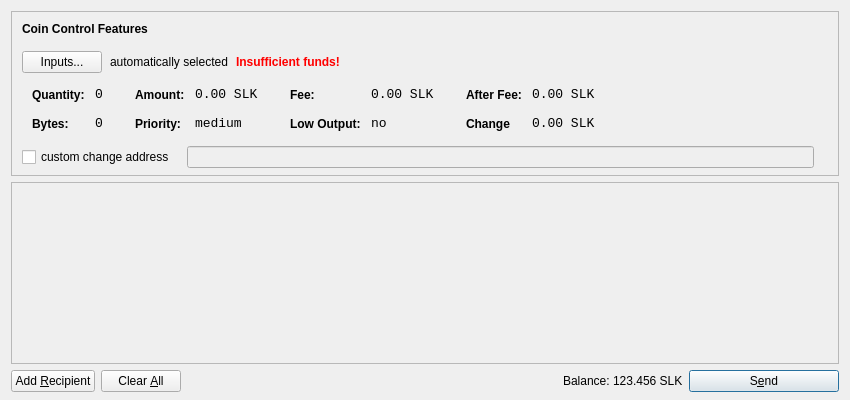
Old version of the form src/qt/forms/sendcoinsdialog.ui in the repository duality-solutions/Sequence.
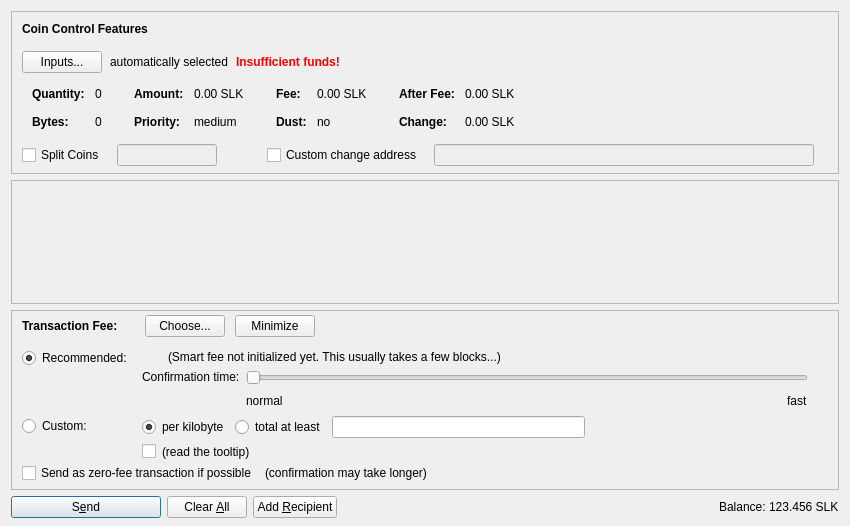
New version of the form. Icons and pictures are not drawn. Custom widgets are drawn as their Qt base class.

Diff of the .ui file:
```diff
--- a/src/qt/forms/sendcoinsdialog.ui
+++ b/src/qt/forms/sendcoinsdialog.ui
@@ -7,13 +7,13 @@
     <x>0</x>
     <y>0</y>
     <width>850</width>
-    <height>400</height>
+    <height>526</height>
    </rect>
   </property>
   <property name="windowTitle">
    <string>Send Coins</string>
   </property>
-  <layout class="QVBoxLayout" name="verticalLayout" stretch="0,1,0">
+  <layout class="QVBoxLayout" name="verticalLayout" stretch="0,1,0,0">
    <property name="bottomMargin">
     <number>8</number>
    </property>
@@ -39,7 +39,7 @@
      </property>
      <layout class="QVBoxLayout" name="verticalLayoutCoinControl2">
       <property name="spacing">
-       <number>6</number>
+       <number>0</number>
       </property>
       <property name="leftMargin">
        <number>0</number>
@@ -215,8 +215,11 @@
                </property>
                <item row="0" column="0">
                 <widget class="QLabel" name="labelCoinControlQuantityText">
-                 <property name="styleSheet">
-                  <string notr="true">font-weight:bold;</string>
+                 <property name="font">
+                  <font>
+                   <weight>75</weight>
+                   <bold>true</bold>
+                  </font>
                  </property>
                  <property name="text">
                   <string>Quantity:</string>
@@ -228,12 +231,6 @@
                </item>
                <item row="0" column="1">
                 <widget class="QLabel" name="labelCoinControlQuantity">
-                 <property name="font">
-                  <font>
-                   <family>Monospace</family>
-                   <pointsize>10</pointsize>
-                  </font>
-                 </property>
                  <property name="cursor">
                   <cursorShape>IBeamCursor</cursorShape>
                  </property>
@@ -253,8 +250,11 @@
                </item>
                <item row="1" column="0">
                 <widget class="QLabel" name="labelCoinControlBytesText">
-                 <property name="styleSheet">
-                  <string notr="true">font-weight:bold;</string>
+                 <property name="font">
+                  <font>
+                   <weight>75</weight>
+                   <bold>true</bold>
+                  </font>
                  </property>
                  <property name="text">
                   <string>Bytes:</string>
@@ -263,12 +263,6 @@
                </item>
                <item row="1" column="1">
                 <widget class="QLabel" name="labelCoinControlBytes">
-                 <property name="font">
-                  <font>
-                   <family>Monospace</family>
-                   <pointsize>10</pointsize>
-                  </font>
-                 </property>
                  <property name="cursor">
                   <cursorShape>IBeamCursor</cursorShape>
                  </property>
@@ -304,8 +298,11 @@
                </property>
                <item row="0" column="0">
                 <widget class="QLabel" name="labelCoinControlAmountText">
-                 <property name="styleSheet">
-                  <string notr="true">font-weight:bold;</string>
+                 <property name="font">
+                  <font>
+                   <weight>75</weight>
+                   <bold>true</bold>
+                  </font>
                  </property>
                  <property name="text">
                   <string>Amount:</string>
@@ -317,12 +314,6 @@
                </item>
                <item row="0" column="1">
                 <widget class="QLabel" name="labelCoinControlAmount">
-                 <property name="font">
-                  <font>
-                   <family>Monospace</family>
-                   <pointsize>10</pointsize>
-                  </font>
-                 </property>
                  <property name="cursor">
                   <cursorShape>IBeamCursor</cursorShape>
                  </property>
@@ -339,8 +330,11 @@
                </item>
                <item row="1" column="0">
                 <widget class="QLabel" name="labelCoinControlPriorityText">
-                 <property name="styleSheet">
-                  <string notr="true">font-weight:bold;</string>
+                 <property name="font">
+                  <font>
+                   <weight>75</weight>
+                   <bold>true</bold>
+                  </font>
                  </property>
                  <property name="text">
                   <string>Priority:</string>
@@ -349,12 +343,6 @@
                </item>
                <item row="1" column="1">
                 <widget class="QLabel" name="labelCoinControlPriority">
-                 <property name="font">
-                  <font>
-                   <family>Monospace</family>
-                   <pointsize>10</pointsize>
-                  </font>
-                 </property>
                  <property name="cursor">
                   <cursorShape>IBeamCursor</cursorShape>
                  </property>
@@ -390,8 +378,11 @@
                </property>
                <item row="0" column="0">
                 <widget class="QLabel" name="labelCoinControlFeeText">
-                 <property name="styleSheet">
-                  <string notr="true">font-weight:bold;</string>
+                 <property name="font">
+                  <font>
+                   <weight>75</weight>
+                   <bold>true</bold>
+                  </font>
                  </property>
                  <property name="text">
                   <string>Fee:</string>
@@ -403,12 +394,6 @@
                </item>
                <item row="0" column="1">
                 <widget class="QLabel" name="labelCoinControlFee">
-                 <property name="font">
-                  <font>
-                   <family>Monospace</family>
-                   <pointsize>10</pointsize>
-                  </font>
-                 </property>
                  <property name="cursor">
                   <cursorShape>IBeamCursor</cursorShape>
                  </property>
@@ -425,22 +410,19 @@
                </item>
                <item row="1" column="0">
                 <widget class="QLabel" name="labelCoinControlLowOutputText">
-                 <property name="styleSheet">
-                  <string notr="true">font-weight:bold;</string>
+                 <property name="font">
+                  <font>
+                   <weight>75</weight>
+                   <bold>true</bold>
+                  </font>
                  </property>
                  <property name="text">
-                  <string>Low Output:</string>
+                  <string>Dust:</string>
                  </property>
                 </widget>
                </item>
                <item row="1" column="1">
                 <widget class="QLabel" name="labelCoinControlLowOutput">
-                 <property name="font">
-                  <font>
-                   <family>Monospace</family>
-                   <pointsize>10</pointsize>
-                  </font>
-                 </property>
                  <property name="cursor">
                   <cursorShape>IBeamCursor</cursorShape>
                  </property>
@@ -476,8 +458,11 @@
                </property>
                <item row="0" column="0">
                 <widget class="QLabel" name="labelCoinControlAfterFeeText">
-                 <property name="styleSheet">
-                  <string notr="true">font-weight:bold;</string>
+                 <property name="font">
+                  <font>
+                   <weight>75</weight>
+                   <bold>true</bold>
+                  </font>
                  </property>
                  <property name="text">
                   <string>After Fee:</string>
@@ -489,12 +474,6 @@
                </item>
                <item row="0" column="1">
                 <widget class="QLabel" name="labelCoinControlAfterFee">
-                 <property name="font">
-                  <font>
-                   <family>Monospace</family>
-                   <pointsize>10</pointsize>
-                  </font>
-                 </property>
                  <property name="cursor">
                   <cursorShape>IBeamCursor</cursorShape>
                  </property>
@@ -511,22 +490,19 @@
                </item>
                <item row="1" column="0">
                 <widget class="QLabel" name="labelCoinControlChangeText">
-                 <property name="styleSheet">
-                  <string notr="true">font-weight:bold;</string>
+                 <property name="font">
+                  <font>
+                   <weight>75</weight>
+                   <bold>true</bold>
+                  </font>
                  </property>
                  <property name="text">
-                  <string>Change</string>
+                  <string>Change:</string>
                  </property>
                 </widget>
                </item>
                <item row="1" column="1">
                 <widget class="QLabel" name="labelCoinControlChange">
-                 <property name="font">
-                  <font>
-                   <family>Monospace</family>
-                   <pointsize>10</pointsize>
-                  </font>
-                 </property>
                  <property name="cursor">
                   <cursorShape>IBeamCursor</cursorShape>
                  </property>
@@ -562,10 +538,50 @@
           <property name="rightMargin">
            <number>5</number>
           </property>
+          <item>
+            <widget class="QCheckBox" name="splitBlockCheckBox">
+            <property name="text">
+             <string>Split Coins</string>
+            </property>
+           </widget>
+          </item>
+          <item>
+           <widget class="QLineEdit" name="splitBlockLineEdit">
+            <property name="enabled">
+             <bool>false</bool>
+            </property>
+             <property name="sizePolicy">
+             <sizepolicy hsizetype="Fixed" vsizetype="Fixed">
+              <horstretch>0</horstretch>
+              <verstretch>0</verstretch>
+             </sizepolicy>
+            </property>
+            <property name="maximumSize">
+             <size>
+              <width>100</width>
+              <height>16777215</height>
+             </size>
+            </property>
+           </widget>
+          </item>
+          <item>
+           <widget class="QLabel" name="labelBlockSizeText">
+            <property name="enabled">
+             <bool>false</bool>
+            </property>
+           </widget>
+          </item>
+          <item>
+           <widget class="QLabel" name="labelBlockSize">
+            <property name="enabled">
+             <bool>false</bool>
+            </property>
+           </widget>
+          </item>
           <item>
            <widget class="QCheckBox" name="checkBoxCoinControlChange">
             <property name="text">
-             <string>custom change address</string>
+             <string>Custom change address</string>
             </property>
            </widget>
           </item>
@@ -635,10 +651,10 @@
         <x>0</x>
         <y>0</y>
         <width>830</width>
-        <height>152</height>
+        <height>68</height>
        </rect>
       </property>
-      <layout class="QVBoxLayout" name="verticalLayout_2">
+      <layout class="QVBoxLayout" name="verticalLayout_2" stretch="0,1">
        <property name="leftMargin">
         <number>0</number>
        </property>
@@ -675,19 +691,616 @@
      </widget>
     </widget>
    </item>
+   <item>
+    <widget class="QFrame" name="frameFee">
+     <property name="sizePolicy">
+      <sizepolicy hsizetype="Expanding" vsizetype="Expanding">
+       <horstretch>0</horstretch>
+       <verstretch>0</verstretch>
+      </sizepolicy>
+     </property>
+     <property name="maximumSize">
+      <size>
+       <width>16777215</width>
+       <height>16777215</height>
+      </size>
+     </property>
+     <property name="frameShape">
+      <enum>QFrame::StyledPanel</enum>
+     </property>
+     <property name="frameShadow">
+      <enum>QFrame::Sunken</enum>
+     </property>
+     <layout class="QVBoxLayout" name="verticalLayoutFee1">
+      <property name="spacing">
+       <number>0</number>
+      </property>
+      <property name="leftMargin">
+       <number>0</number>
+      </property>
+      <property name="topMargin">
+       <number>0</number>
+      </property>
+      <property name="rightMargin">
+       <number>0</number>
+      </property>
+      <property name="bottomMargin">
+       <number>0</number>
+      </property>
+      <item>
+       <layout class="QVBoxLayout" name="verticalLayoutFee2" stretch="0,0,0">
+        <property name="spacing">
+         <number>0</number>
+        </property>
+        <property name="leftMargin">
+         <number>10</number>
+        </property>
+        <property name="topMargin">
+         <number>0</number>
+        </property>
+        <item>
+         <layout class="QHBoxLayout" name="horizontalLayoutFee1">
+          <property name="bottomMargin">
+           <number>0</number>
+          </property>
+          <item>
+           <layout class="QVBoxLayout" name="verticalLayoutFee7">
+            <property name="spacing">
+             <number>0</number>
+            </property>
+            <item>
+             <spacer name="verticalSpacerSmartFee">
+              <property name="orientation">
+               <enum>Qt::Vertical</enum>
+              </property>
+              <property name="sizeType">
+               <enum>QSizePolicy::Fixed</enum>
+              </property>
+              <property name="sizeHint" stdset="0">
+               <size>
+                <width>1</width>
+                <height>4</height>
+               </size>
+              </property>
+             </spacer>
+            </item>
+            <item>
+             <layout class="QHBoxLayout" name="horizontalLayoutSmartFee">
+              <property name="spacing">
+               <number>10</number>
+              </property>
+              <item>
+               <widget class="QLabel" name="labelFeeHeadline">
+                <property name="sizePolicy">
+                 <sizepolicy hsizetype="Preferred" vsizetype="Maximum">
+                  <horstretch>0</horstretch>
+                  <verstretch>0</verstretch>
+                 </sizepolicy>
+                </property>
+                <property name="font">
+                 <font>
+                  <weight>75</weight>
+                  <bold>true</bold>
+                 </font>
+                </property>
+                <property name="styleSheet">
+                 <string notr="true">font-weight:bold;</string>
+                </property>
+                <property name="text">
+                 <string>Transaction Fee:</string>
+                </property>
+               </widget>
+              </item>
+              <item>
+               <widget class="QLabel" name="labelFeeMinimized">
+                <property name="text">
+                 <string/>
+                </property>
+               </widget>
+              </item>
+              <item>
+               <widget class="QPushButton" name="buttonChooseFee">
+                <property name="text">
+                 <string>Choose...</string>
+                </property>
+               </widget>
+              </item>
+              <item>
+               <widget class="QPushButton" name="buttonMinimizeFee">
+                <property name="toolTip">
+                 <string>collapse fee-settings</string>
+                </property>
+                <property name="text">
+                 <string>Minimize</string>
+                </property>
+               </widget>
+              </item>
+             </layout>
+            </item>
+            <item>
+             <spacer name="verticalSpacer_5">
+              <property name="orientation">
+               <enum>Qt::Vertical</enum>
+              </property>
+              <property name="sizeHint" stdset="0">
+               <size>
+                <width>1</width>
+                <height>1</height>
+               </size>
+              </property>
+             </spacer>
+            </item>
+           </layout>
+          </item>
+          <item>
+           <spacer name="horizontalSpacer_4">
+            <property name="orientation">
+             <enum>Qt::Horizontal</enum>
+            </property>
+            <property name="sizeHint" stdset="0">
+             <size>
+              <width>40</width>
+              <height>20</height>
+             </size>
+            </property>
+           </spacer>
+          </item>
+         </layout>
+        </item>
+        <item>
+         <widget class="QFrame" name="frameFeeSelection">
+          <layout class="QVBoxLayout" name="verticalLayoutFee12">
+           <property name="spacing">
+            <number>0</number>
+           </property>
+           <property name="leftMargin">
+            <number>0</number>
+           </property>
+           <property name="topMargin">
+            <number>0</number>
+           </property>
+           <property name="rightMargin">
+            <number>0</number>
+           </property>
+           <property name="bottomMargin">
+            <number>0</number>
+           </property>
+           <item>
+            <layout class="QGridLayout" name="gridLayoutFee">
+             <property name="topMargin">
+              <number>10</number>
+             </property>
+             <property name="bottomMargin">
+              <number>4</number>
+             </property>
+             <property name="horizontalSpacing">
+              <number>10</number>
+             </property>
+             <property name="verticalSpacing">
+              <number>4</number>
+             </property>
+             <item row="1" column="1">
+              <layout class="QVBoxLayout" name="verticalLayoutFee8">
+               <property name="spacing">
+                <number>6</number>
+               </property>
+               <item>
+                <layout class="QHBoxLayout" name="horizontalLayoutFee13">
+                 <item>
+                  <widget class="QRadioButton" name="radioCustomPerKilobyte">
+                   <property name="toolTip">
+                    <string>If the custom fee is set to 1000 satoshis and the transaction is only 250 bytes, then &quot;per kilobyte&quot; only pays 250 satoshis in fee, while &quot;at least&quot; pays 1000 satoshis. For transactions bigger than a kilobyte both pay by kilobyte.</string>
+                   </property>
+                   <property name="text">
+                    <string>per kilobyte</string>
+                   </property>
+                   <property name="checked">
+                    <bool>true</bool>
+                   </property>
+                   <attribute name="buttonGroup">
+                    <string notr="true">groupCustomFee</string>
+                   </attribute>
+                  </widget>
+                 </item>
+                 <item>
+                  <widget class="QRadioButton" name="radioCustomAtLeast">
+                   <property name="toolTip">
+                    <string>If the custom fee is set to 1000 satoshis and the transaction is only 250 bytes, then &quot;per kilobyte&quot; only pays 250 satoshis in fee, while &quot;total at least&quot; pays 1000 satoshis. For transactions bigger than a kilobyte both pay by kilobyte.</string>
+                   </property>
+                   <property name="text">
+                    <string>total at least</string>
+                   </property>
+                   <attribute name="buttonGroup">
+                    <string notr="true">groupCustomFee</string>
+                   </attribute>
+                  </widget>
+                 </item>
+                 <item>
+                  <widget class="SilkAmountField" name="customFee"/>
+                 </item>
+                 <item>
+                  <spacer name="horizontalSpacer_6">
+                   <property name="orientation">
+                    <enum>Qt::Horizontal</enum>
+                   </property>
+                   <property name="sizeHint" stdset="0">
+                    <size>
+                     <width>1</width>
+                     <height>1</height>
+                    </size>
+                   </property>
+                  </spacer>
+                 </item>
+                </layout>
+               </item>
+               <item>
+                <layout class="QHBoxLayout" name="horizontalLayoutFee8">
+                 <item>
+                  <widget class="QCheckBox" name="checkBoxMinimumFee">
+                   <property name="toolTip">
+                    <string>Paying only the minimum fee is just fine as long as there is less transaction volume than space in the blocks. But be aware that this can end up in a never confirming transaction once there is more demand for silk transactions than the network can process.</string>
+                   </property>
+                   <property name="text">
+                    <string/>
+                   </property>
+                  </widget>
+                 </item>
+                 <item>
+                  <widget class="QLabel" name="labelMinFeeWarning">
+                   <property name="enabled">
+                    <bool>true</bool>
+                   </property>
+                   <property name="toolTip">
+                    <string>Paying only the minimum fee is just fine as long as there is less transaction volume than space in the blocks. But be aware that this can end up in a never confirming transaction once there is more demand for silk transactions than the network can process.</string>
+                   </property>
+                   <property name="text">
+                    <string>(read the tooltip)</string>
+                   </property>
+                   <property name="margin">
+                    <number>5</number>
+                   </property>
+                  </widget>
+                 </item>
+                 <item>
+                  <spacer name="horizontalSpacer_2">
+                   <property name="orientation">
+                    <enum>Qt::Horizontal</enum>
+                   </property>
+                   <property name="sizeHint" stdset="0">
+                    <size>
+                     <width>1</width>
+                     <height>1</height>
+                    </size>
+                   </property>
+                  </spacer>
+                 </item>
+                </layout>
+               </item>
+              </layout>
+             </item>
+             <item row="0" column="0">
+              <layout class="QVBoxLayout" name="verticalLayoutFee4" stretch="0,1">
+               <item>
+                <widget class="QRadioButton" name="radioSmartFee">
+                 <property name="text">
+                  <string>Recommended:</string>
+                 </property>
+                 <property name="checked">
+                  <bool>true</bool>
+                 </property>
+                 <attribute name="buttonGroup">
+                  <string notr="true">groupFee</string>
+                 </attribute>
+                </widget>
+               </item>
+               <item>
+                <spacer name="verticalSpacer_2">
+                 <property name="orientation">
+                  <enum>Qt::Vertical</enum>
+                 </property>
+                 <property name="sizeHint" stdset="0">
+                  <size>
+                   <width>1</width>
+                   <height>1</height>
+                  </size>
+                 </property>
+                </spacer>
+               </item>
+              </layout>
+             </item>
+             <item row="1" column="0">
+              <layout class="QVBoxLayout" name="verticalLayoutFee9" stretch="0,1">
+               <item>
+                <widget class="QRadioButton" name="radioCustomFee">
+                 <property name="text">
+                  <string>Custom:</string>
+                 </property>
+                 <attribute name="buttonGroup">
+                  <string notr="true">groupFee</string>
+                 </attribute>
+                </widget>
+               </item>
+               <item>
+                <spacer name="verticalSpacer_6">
+                 <property name="orientation">
+                  <enum>Qt::Vertical</enum>
+                 </property>
+                 <property name="sizeHint" stdset="0">
+                  <size>
+                   <width>1</width>
+                   <height>1</height>
+                  </size>
+                 </property>
+                </spacer>
+               </item>
+              </layout>
+             </item>
+             <item row="0" column="1">
+              <layout class="QVBoxLayout" name="verticalLayoutFee3" stretch="0,0,1">
+               <property name="spacing">
+                <number>6</number>
+               </property>
+               <property name="topMargin">
+                <number>2</number>
+               </property>
+               <item>
+                <layout class="QHBoxLayout" name="horizontalLayoutFee12">
+                 <item>
+                  <widget class="QLabel" name="labelSmartFee">
+                   <property name="text">
+                    <string/>
+                   </property>
+                   <property name="margin">
+                    <number>2</number>
+                   </property>
+                  </widget>
+                 </item>
+                 <item>
+                  <widget class="QLabel" name="labelFeeEstimation">
+                   <property name="text">
+                    <string/>
+                   </property>
+                  </widget>
+                 </item>
+                 <item>
+                  <widget class="QLabel" name="labelSmartFee2">
+                   <property name="text">
+                    <string>(Smart fee not initialized yet. This usually takes a few blocks...)</string>
+                   </property>
+                   <property name="margin">
+                    <number>2</number>
+                   </property>
+                  </widget>
+                 </item>
+                 <item>
+                  <spacer name="horizontalSpacer_5">
+                   <property name="orientation">
+                    <enum>Qt::Horizontal</enum>
+                   </property>
+                   <property name="sizeHint" stdset="0">
+                    <size>
+                     <width>1</width>
+                     <height>1</height>
+                    </size>
+                   </property>
+                  </spacer>
+                 </item>
+                </layout>
+               </item>
+               <item>
+                <layout class="QHBoxLayout" name="horizontalLayoutFee9">
+                 <item>
+                  <layout class="QVBoxLayout" name="verticalLayoutFee6">
+                   <item>
+                    <widget class="QLabel" name="labelSmartFee3">
+                     <property name="text">
+                      <string>Confirmation time:</string>
+                     </property>
+                     <property name="margin">
+                      <number>2</number>
+                     </property>
+                    </widget>
+                   </item>
+                   <item>
+                    <spacer name="verticalSpacer_3">
+                     <property name="orientation">
+                      <enum>Qt::Vertical</enum>
+                     </property>
+                     <property name="sizeHint" stdset="0">
+                      <size>
+                       <width>1</width>
+                       <height>1</height>
+                      </size>
+                     </property>
+                    </spacer>
+                   </item>
+                  </layout>
+                 </item>
+                 <item>
+                  <layout class="QVBoxLayout" name="verticalLayoutFee5">
+                   <property name="rightMargin">
+                    <number>30</number>
+                   </property>
+                   <item>
+                    <widget class="QSlider" name="sliderSmartFee">
+                     <property name="minimum">
+                      <number>0</number>
+                     </property>
+                     <property name="maximum">
+                      <number>24</number>
+                     </property>
+                     <property name="pageStep">
+                      <number>1</number>
+                     </property>
+                     <property name="value">
+                      <number>0</number>
+                     </property>
+                     <property name="orientation">
+                      <enum>Qt::Horizontal</enum>
+                     </property>
+                     <property name="invertedAppearance">
+                      <bool>false</bool>
+                     </property>
+                     <property name="invertedControls">
+                      <bool>false</bool>
+                     </property>
+                     <property name="tickPosition">
+                      <enum>QSlider::NoTicks</enum>
+                     </property>
+                    </widget>
+                   </item>
+                   <item>
+                    <layout class="QHBoxLayout" name="horizontalLayoutFee10">
+                     <item>
+                      <widget class="QLabel" name="labelSmartFeeNormal">
+                       <property name="text">
+                        <string>normal</string>
+                       </property>
+                      </widget>
+                     </item>
+                     <item>
+                      <spacer name="horizontalSpacer_3">
+                       <property name="orientation">
+                        <enum>Qt::Horizontal</enum>
+                       </property>
+                       <property name="sizeHint" stdset="0">
+                        <size>
+                         <width>40</width>
+                         <height>20</height>
+                        </size>
+                       </property>
+                      </spacer>
+                     </item>
+                     <item>
+                      <widget class="QLabel" name="labelSmartFeeFast">
+                       <property name="text">
+                        <string>fast</string>
+                       </property>
+                      </widget>
+                     </item>
+                    </layout>
+                   </item>
+                  </layout>
+                 </item>
+                </layout>
+               </item>
+               <item>
+                <spacer name="verticalSpacer_4">
+                 <property name="orientation">
+                  <enum>Qt::Vertical</enum>
+                 </property>
+                 <property name="sizeHint" stdset="0">
+                  <size>
+                   <width>1</width>
+                   <height>1</height>
+                  </size>
+                 </property>
+                </spacer>
+               </item>
+              </layout>
+             </item>
+            </layout>
+           </item>
+           <item>
+            <layout class="QHBoxLayout" name="horizontalLayoutFee5" stretch="0,0,0">
+             <property name="spacing">
+              <number>8</number>
+             </property>
+             <property name="bottomMargin">
+              <number>4</number>
+             </property>
+             <item>
+              <widget class="QCheckBox" name="checkBoxFreeTx">
+               <property name="text">
+                <string>Send as zero-fee transaction if possible</string>
+               </property>
+              </widget>
+             </item>
+             <item>
+              <widget class="QLabel" name="labelFreeTx">
+               <property name="text">
+                <string>(confirmation may take longer)</string>
+               </property>
+               <property name="margin">
+                <number>5</number>
+               </property>
+              </widget>
+             </item>
+             <item>
+              <spacer name="horizontalSpacerFee5">
+               <property name="orientation">
+                <enum>Qt::Horizontal</enum>
+               </property>
+               <property name="sizeHint" stdset="0">
+                <size>
+                 <width>1</width>
+                 <height>1</height>
+                </size>
+               </property>
+              </spacer>
+             </item>
+            </layout>
+           </item>
+           <item>
+            <spacer name="verticalSpacerFee2">
+             <property name="orientation">
+              <enum>Qt::Vertical</enum>
+             </property>
+             <property name="sizeHint" stdset="0">
+              <size>
+               <width>1</width>
+               <height>1</height>
+              </size>
+             </property>
+            </spacer>
+           </item>
+          </layout>
+         </widget>
+        </item>
+        <item>
+         <spacer name="verticalSpacerFee">
+          <property name="orientation">
+           <enum>Qt::Vertical</enum>
+          </property>
+          <property name="sizeHint" stdset="0">
+           <size>
+            <width>800</width>
+            <height>1</height>
+           </size>
+          </property>
+         </spacer>
+        </item>
+       </layout>
+      </item>
+     </layout>
+    </widget>
+   </item>
    <item>
     <layout class="QHBoxLayout" name="horizontalLayout">
      <item>
-      <widget class="QPushButton" name="addButton">
+      <widget class="QPushButton" name="sendButton">
+       <property name="minimumSize">
+        <size>
+         <width>150</width>
+         <height>0</height>
+        </size>
+       </property>
        <property name="toolTip">
         <string>Send to multiple recipients at once</string>
        </property>
        <property name="text">
-        <string>Add &amp;Recipient</string>
+        <string>S&amp;end</string>
+       </property>
+       <property name="icon">
+        <iconset resource="../silk.qrc">
+         <normaloff>:/icons/send</normaloff>:/icons/send</iconset>
        </property>
        <property name="autoDefault">
         <bool>false</bool>
        </property>
+       <property name="default">
+        <bool>true</bool>
+       </property>
       </widget>
      </item>
      <item>
@@ -704,8 +1317,26 @@
        <property name="text">
         <string>Clear &amp;All</string>
        </property>
-       <property name="autoRepeatDelay">
-        <number>300</number>
+       <property name="icon">
+        <iconset resource="../silk.qrc">
+         <normaloff>:/icons/remove</normaloff>:/icons/remove</iconset>
+       </property>
+       <property name="autoDefault">
+        <bool>false</bool>
+       </property>
+      </widget>
+     </item>
+     <item>
+      <widget class="QPushButton" name="addButton">
+       <property name="toolTip">
+        <string>Send to multiple recipients at once</string>
+       </property>
+       <property name="text">
+        <string>Add &amp;Recipient</string>
+       </property>
+       <property name="icon">
+        <iconset resource="../silk.qrc">
+         <normaloff>:/icons/add</normaloff>:/icons/add</iconset>
        </property>
        <property name="autoDefault">
         <bool>false</bool>
@@ -764,33 +1395,23 @@
        </item>
       </layout>
      </item>
-     <item>
-      <widget class="QPushButton" name="sendButton">
-       <property name="minimumSize">
-        <size>
-         <width>150</width>
-         <height>0</height>
-        </size>
-       </property>
-       <property name="toolTip">
-        <string>Confirm the send action</string>
-       </property>
-       <property name="text">
-        <string>S&amp;end</string>
-       </property>
-       <property name="icon">
-        <iconset resource="../silk.qrc">
-         <normaloff>:/icons/send</normaloff>:/icons/send</iconset>
-       </property>
-       <property name="default">
-        <bool>true</bool>
-       </property>
-      </widget>
-     </item>
     </layout>
    </item>
   </layout>
  </widget>
+ <customwidgets>
+  <customwidget>
+   <class>QValidatedLineEdit</class>
+   <extends>QLineEdit</extends>
+   <header>qvalidatedlineedit.h</header>
+  </customwidget>
+  <customwidget>
+   <class>SilkAmountField</class>
+   <extends>QLineEdit</extends>
+   <header>silkamountfield.h</header>
+   <container>1</container>
+  </customwidget>
+ </customwidgets>
  <resources>
   <include location="../silk.qrc"/>
  </resources>
```
Left out of the diff: 24 changed lines with no effect on the pictures.
